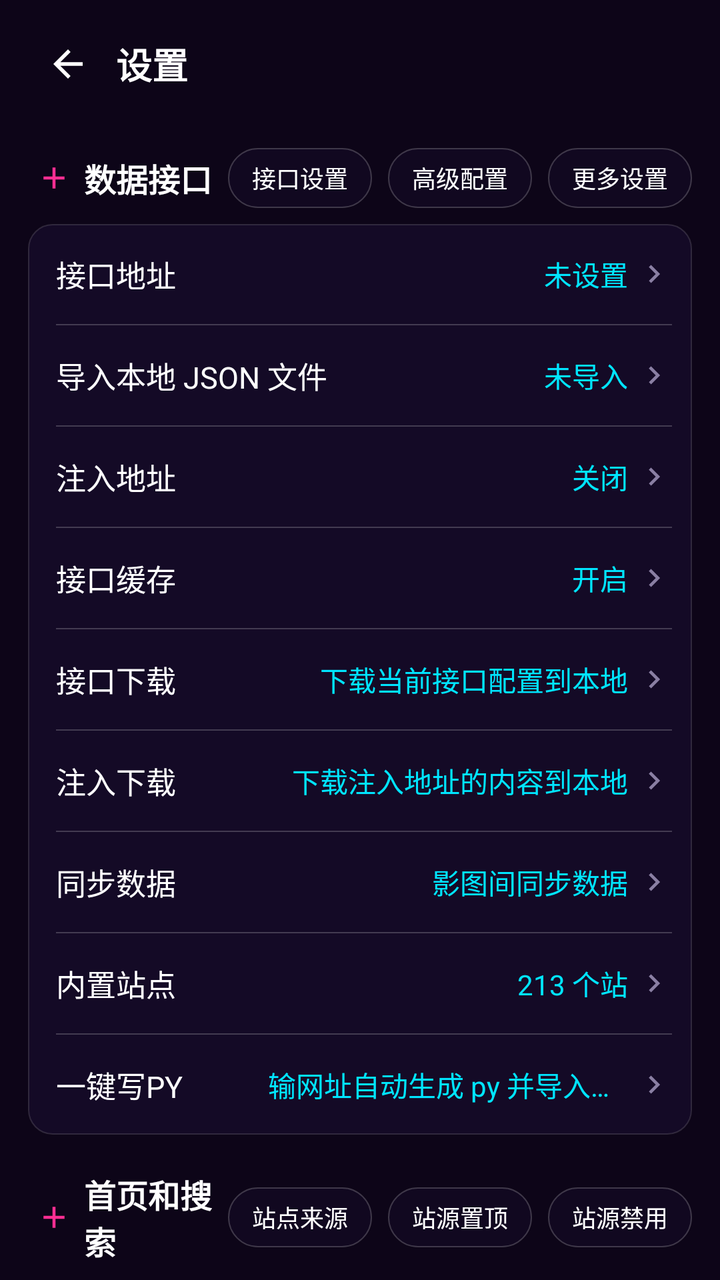
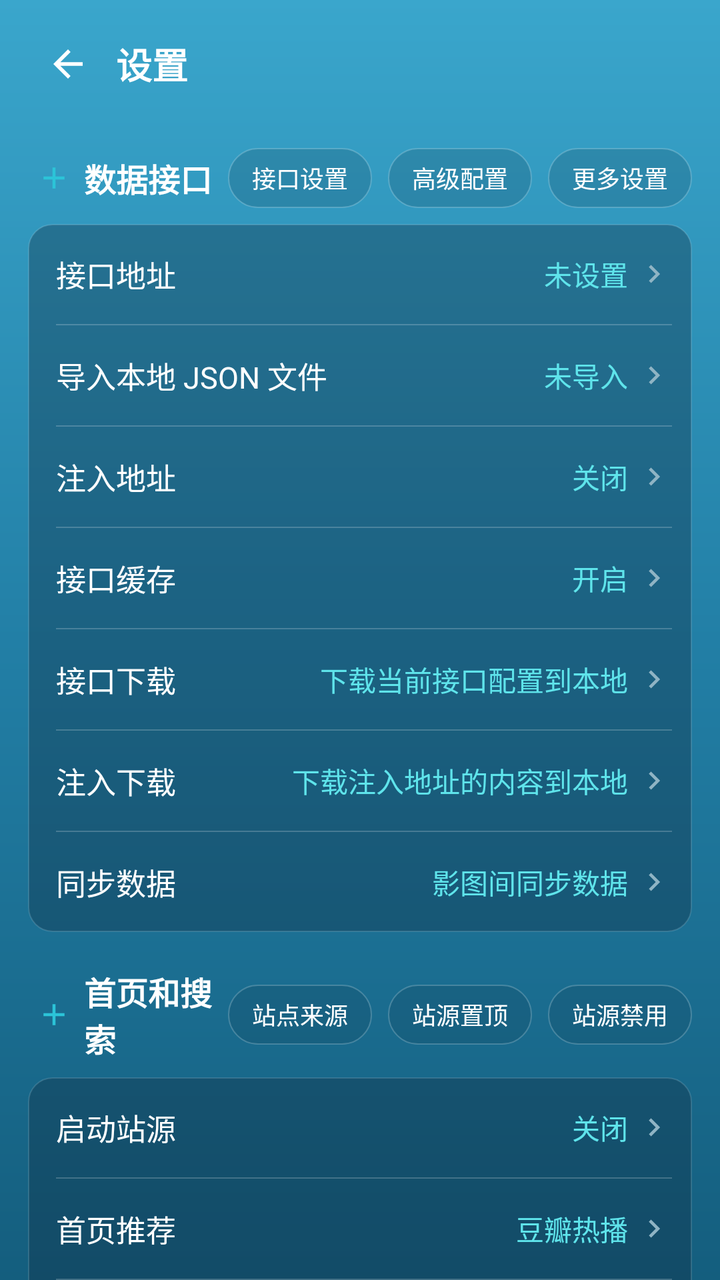

An Android layout rendered at two revisions. The XML below is the earlier revision; the diff shows what the commit changed to produce the second picture.
<!-- AndroidManifest.xml: application theme AppTheme -->
<!-- res/layout/activity_setting.xml -->
<?xml version="1.0" encoding="utf-8"?>
<ScrollView xmlns:android="http://schemas.android.com/apk/res/android"
    xmlns:app="http://schemas.android.com/apk/res-auto"
    android:layout_width="match_parent"
    android:layout_height="match_parent"
    android:fillViewport="true"
    android:fitsSystemWindows="true"
    android:scrollbars="none">

    <LinearLayout
        android:layout_width="match_parent"
        android:layout_height="wrap_content"
        android:orientation="vertical"
        android:paddingStart="14dp"
        android:paddingEnd="14dp"
        android:paddingTop="8dp"
        android:paddingBottom="24dp">

        
        <LinearLayout
            android:layout_width="match_parent"
            android:layout_height="48dp"
            android:gravity="center_vertical"
            android:orientation="horizontal">

            <ImageView
                android:id="@+id/ivBack"
                android:layout_width="40dp"
                android:layout_height="40dp"
                android:background="?attr/selectableItemBackgroundBorderless"
                android:padding="9dp"
                android:src="@drawable/ic_back"
                app:tint="@color/text_primary" />

            <TextView
                android:layout_width="0dp"
                android:layout_height="wrap_content"
                android:layout_weight="1"
                android:layout_marginStart="4dp"
                android:text="@string/title_setting"
                android:textColor="@color/text_primary"
                android:textSize="18sp"
                android:textStyle="bold" />
        </LinearLayout>

        
        <LinearLayout style="@style/SettingSectionHeader">
            <TextView style="@style/SettingSectionTitle" android:text="@string/sec_data" />
            <TextView android:id="@+id/btnApiSetting" style="@style/SettingHeaderBtn" android:text="@string/act_api_setting" />
            <TextView android:id="@+id/btnApiAdvanced" style="@style/SettingHeaderBtn" android:text="@string/act_api_advanced" />
            <TextView android:id="@+id/btnApiMore" style="@style/SettingHeaderBtn" android:text="更多设置" />
        </LinearLayout>

        <LinearLayout style="@style/SettingCard">
            <LinearLayout android:id="@+id/rowApiUrl" style="@style/SettingRow">
                <TextView style="@style/SettingLabel" android:text="@string/row_api_url" />
                <TextView android:id="@+id/tvApiUrl" style="@style/SettingValue" android:text="@string/val_not_set" />
                <ImageView style="@style/SettingArrow" />
            </LinearLayout>

            <View style="@style/SettingSep" />

            <LinearLayout android:id="@+id/rowImportLocalJson" style="@style/SettingRow">
                <TextView style="@style/SettingLabel" android:text="导入本地 JSON 文件" />
                <TextView android:id="@+id/tvImportLocalJson" style="@style/SettingValue" android:text="未导入" />
                <ImageView style="@style/SettingArrow" />
            </LinearLayout>

            <View style="@style/SettingSep" />

            <LinearLayout android:id="@+id/rowInject" style="@style/SettingRow">
                <TextView style="@style/SettingLabel" android:text="@string/row_inject" />
                <TextView android:id="@+id/tvInject" style="@style/SettingValue" android:text="@string/val_off" />
                <ImageView style="@style/SettingArrow" />
            </LinearLayout>

            <View style="@style/SettingSep" />

            <LinearLayout android:id="@+id/rowApiCache" style="@style/SettingRow">
                <TextView style="@style/SettingLabel" android:text="@string/row_api_cache" />
                <TextView android:id="@+id/tvApiCache" style="@style/SettingValue" android:text="@string/val_on" />
                <ImageView style="@style/SettingArrow" />
            </LinearLayout>

            <View style="@style/SettingSep" />

            <LinearLayout android:id="@+id/rowApiDownload" style="@style/SettingRow">
                <TextView style="@style/SettingLabel" android:text="接口下载" />
                <TextView android:id="@+id/tvApiDownload" style="@style/SettingValue" android:text="下载当前接口配置到本地" />
                <ImageView style="@style/SettingArrow" />
            </LinearLayout>

            <View style="@style/SettingSep" />

            <LinearLayout android:id="@+id/rowInjectDownload" style="@style/SettingRow">
                <TextView style="@style/SettingLabel" android:text="注入下载" />
                <TextView android:id="@+id/tvInjectDownload" style="@style/SettingValue" android:text="下载注入地址的内容到本地" />
                <ImageView style="@style/SettingArrow" />
            </LinearLayout>

            <View style="@style/SettingSep" />

            <LinearLayout android:id="@+id/rowSyncData" style="@style/SettingRow">
                <TextView style="@style/SettingLabel" android:text="同步数据" />
                <TextView android:id="@+id/tvSyncData" style="@style/SettingValue" android:text="影图间同步数据" />
                <ImageView style="@style/SettingArrow" />
            </LinearLayout>

            <View style="@style/SettingSep" />

            <LinearLayout android:id="@+id/rowBuiltinZone" style="@style/SettingRow">
                <TextView style="@style/SettingLabel" android:text="内置站点" />
                <TextView android:id="@+id/tvBuiltinZone" style="@style/SettingValue" android:text="213 个站" />
                <ImageView style="@style/SettingArrow" />
            </LinearLayout>

            <View style="@style/SettingSep" />

            <LinearLayout android:id="@+id/rowOneKeyPy" style="@style/SettingRow">
                <TextView style="@style/SettingLabel" android:text="一键写PY" />
                <TextView style="@style/SettingValue" android:text="输网址自动生成 py 并导入站源管理" />
                <ImageView style="@style/SettingArrow" />
            </LinearLayout>
        </LinearLayout>

        
        <LinearLayout style="@style/SettingSectionHeader">
            <TextView style="@style/SettingSectionTitle" android:text="@string/sec_home" />
            <TextView android:id="@+id/btnSiteSource" style="@style/SettingHeaderBtn" android:text="站点来源" />
            <TextView android:id="@+id/btnSourcePin" style="@style/SettingHeaderBtn" android:text="@string/act_source_pin" />
            <TextView android:id="@+id/btnSourceDisable" style="@style/SettingHeaderBtn" android:text="@string/act_source_disable" />
        </LinearLayout>

        <LinearLayout style="@style/SettingCard">
            <LinearLayout android:id="@+id/rowStartSource" style="@style/SettingRow">
                <TextView style="@style/SettingLabel" android:text="@string/row_start_source" />
                <TextView android:id="@+id/tvStartSource" style="@style/SettingValue" android:text="@string/val_off" />
                <ImageView style="@style/SettingArrow" />
            </LinearLayout>

            <View style="@style/SettingSep" />

            <LinearLayout android:id="@+id/rowHomeRec" style="@style/SettingRow">
                <TextView style="@style/SettingLabel" android:text="@string/row_home_rec" />
                <TextView android:id="@+id/tvHomeRec" style="@style/SettingValue" android:text="@string/val_douban" />
                <ImageView style="@style/SettingArrow" />
            </LinearLayout>

            <View style="@style/SettingSep" />

            <LinearLayout android:id="@+id/rowSearchShow" style="@style/SettingRow">
                <TextView style="@style/SettingLabel" android:text="@string/row_search_show" />
                <TextView android:id="@+id/tvSearchShow" style="@style/SettingValue" android:text="@string/val_pic_text" />
                <ImageView style="@style/SettingArrow" />
            </LinearLayout>

            <View style="@style/SettingSep" />

            <LinearLayout android:id="@+id/rowHomeSourceCols" style="@style/SettingRow">
                <TextView style="@style/SettingLabel" android:text="首页选源列数" />
                <TextView android:id="@+id/tvHomeSourceCols" style="@style/SettingValue" android:text="2 列" />
                <ImageView style="@style/SettingArrow" />
            </LinearLayout>

            <View style="@style/SettingSep" />

            <LinearLayout android:id="@+id/rowSearchSite" style="@style/SettingRow">
                <TextView style="@style/SettingLabel" android:text="搜索站点" />
                <TextView android:id="@+id/tvSearchSite" style="@style/SettingValue" android:text="全部" />
                <ImageView style="@style/SettingArrow" />
            </LinearLayout>
        </LinearLayout>

        
        <LinearLayout style="@style/SettingSectionHeader">
            <TextView style="@style/SettingSectionTitle" android:text="@string/sec_play" />
        </LinearLayout>

        <LinearLayout style="@style/SettingCard">
            <LinearLayout android:id="@+id/rowDetailStyle" style="@style/SettingRow">
                <TextView style="@style/SettingLabel" android:text="@string/row_detail_style" />
                <TextView android:id="@+id/tvDetailStyle" style="@style/SettingValue" android:text="@string/val_detail_style" />
                <ImageView style="@style/SettingArrow" />
            </LinearLayout>

            <View style="@style/SettingSep" />

            <LinearLayout android:id="@+id/rowProgressTag" style="@style/SettingRow">
                <TextView style="@style/SettingLabel" android:text="@string/row_progress_tag" />
                <TextView android:id="@+id/tvProgressTag" style="@style/SettingValue" android:text="@string/val_name" />
                <ImageView style="@style/SettingArrow" />
            </LinearLayout>

            <View style="@style/SettingSep" />

            <LinearLayout android:id="@+id/rowPlayer" style="@style/SettingRow">
                <TextView style="@style/SettingLabel" android:text="@string/row_player" />
                <TextView android:id="@+id/tvPlayer" style="@style/SettingValue" android:text="@string/val_exo" />
                <ImageView style="@style/SettingArrow" />
            </LinearLayout>

            <View style="@style/SettingSep" />

            <LinearLayout android:id="@+id/rowRender" style="@style/SettingRow">
                <TextView style="@style/SettingLabel" android:text="@string/row_render" />
                <TextView android:id="@+id/tvRender" style="@style/SettingValue" android:text="@string/val_texture" />
                <ImageView style="@style/SettingArrow" />
            </LinearLayout>

            <View style="@style/SettingSep" />

            <LinearLayout android:id="@+id/rowScale" style="@style/SettingRow">
                <TextView style="@style/SettingLabel" android:text="@string/row_scale" />
                <TextView android:id="@+id/tvScale" style="@style/SettingValue" android:text="@string/val_fit" />
                <ImageView style="@style/SettingArrow" />
            </LinearLayout>

            <View style="@style/SettingSep" />

            <LinearLayout android:id="@+id/rowParse" style="@style/SettingRow">
                <TextView style="@style/SettingLabel" android:text="@string/setting_default_parse" />
                <TextView android:id="@+id/tvParseName" style="@style/SettingValue" android:text="@string/parse_none" />
                <ImageView style="@style/SettingArrow" />
            </LinearLayout>

            <View style="@style/SettingSep" />

            <LinearLayout android:id="@+id/rowSkipAd" style="@style/SettingRow">
                <TextView style="@style/SettingLabel" android:text="@string/row_skip_ad" />
                <TextView android:id="@+id/tvSkipAd" style="@style/SettingValue" android:text="@string/val_on" />
                <ImageView style="@style/SettingArrow" />
            </LinearLayout>

            <View style="@style/SettingSep" />

            <LinearLayout android:id="@+id/rowSnifferView" style="@style/SettingRow">
                <TextView style="@style/SettingLabel" android:text="嗅探View" />
                <TextView android:id="@+id/tvSnifferView" style="@style/SettingValue" android:text="系统自带" />
                <ImageView style="@style/SettingArrow" />
            </LinearLayout>

            <View style="@style/SettingSep" />

            <LinearLayout android:id="@+id/rowAutoFloat" style="@style/SettingRow">
                <TextView style="@style/SettingLabel" android:text="@string/row_auto_float" />
                <TextView android:id="@+id/tvAutoFloat" style="@style/SettingValue" android:text="@string/val_off" />
                <ImageView style="@style/SettingArrow" />
            </LinearLayout>

            <View style="@style/SettingSep" />

            <LinearLayout android:id="@+id/rowBufferTimeout" style="@style/SettingRow">
                <TextView style="@style/SettingLabel" android:text="缓冲超时时间" />
                <TextView android:id="@+id/tvBufferTimeout" style="@style/SettingValue" android:text="@string/val_off" />
                <ImageView style="@style/SettingArrow" />
            </LinearLayout>

            <View style="@style/SettingSep" />

            <LinearLayout android:id="@+id/rowIjkBuffer" style="@style/SettingRow">
                <TextView style="@style/SettingLabel" android:text="IJK边播边存" />
                <TextView android:id="@+id/tvIjkBuffer" style="@style/SettingValue" android:text="@string/val_off" />
                <ImageView style="@style/SettingArrow" />
            </LinearLayout>

            <View style="@style/SettingSep" />

            <LinearLayout android:id="@+id/rowIjkDecode" style="@style/SettingRow">
                <TextView style="@style/SettingLabel" android:text="IJK解码" />
                <TextView android:id="@+id/tvIjkDecode" style="@style/SettingValue" android:text="硬解码" />
                <ImageView style="@style/SettingArrow" />
            </LinearLayout>

            <View style="@style/SettingSep" />

            <LinearLayout android:id="@+id/rowCacheLocation" style="@style/SettingRow">
                <TextView style="@style/SettingLabel" android:text="缓存位置" />
                <TextView android:id="@+id/tvCacheLocation" style="@style/SettingValue" android:text="默认" />
                <ImageView style="@style/SettingArrow" />
            </LinearLayout>
        </LinearLayout>

        
        <LinearLayout style="@style/SettingSectionHeader">
            <TextView style="@style/SettingSectionTitle" android:text="@string/sec_system" />
        </LinearLayout>

        <LinearLayout style="@style/SettingCard">
            <LinearLayout android:id="@+id/rowOrientation" style="@style/SettingRow">
                <TextView style="@style/SettingLabel" android:text="@string/row_orientation" />
                <TextView android:id="@+id/tvOrientation" style="@style/SettingValue" android:text="@string/val_portrait" />
                <ImageView style="@style/SettingArrow" />
            </LinearLayout>

            <View style="@style/SettingSep" />

            <LinearLayout android:id="@+id/rowDarkMode" style="@style/SettingRow">
                <TextView style="@style/SettingLabel" android:text="@string/setting_dark_mode" />
                <androidx.appcompat.widget.SwitchCompat
                    android:id="@+id/swDark"
                    android:layout_width="wrap_content"
                    android:layout_height="wrap_content" />
            </LinearLayout>

            <View style="@style/SettingSep" />

            <LinearLayout android:id="@+id/rowStartPage" style="@style/SettingRow">
                <TextView style="@style/SettingLabel" android:text="@string/row_start_page" />
                <TextView android:id="@+id/tvStartPage" style="@style/SettingValue" android:text="@string/val_home" />
                <ImageView style="@style/SettingArrow" />
            </LinearLayout>

            <View style="@style/SettingSep" />

            <LinearLayout android:id="@+id/rowSecureDns" style="@style/SettingRow">
                <TextView style="@style/SettingLabel" android:text="安全DNS" />
                <TextView android:id="@+id/tvSecureDns" style="@style/SettingValue" android:text="@string/val_off" />
                <ImageView style="@style/SettingArrow" />
            </LinearLayout>

            <View style="@style/SettingSep" />

            <LinearLayout android:id="@+id/rowWallpaperFx" style="@style/SettingRow">
                <TextView style="@style/SettingLabel" android:text="壁纸虚化|亮度" />
                <TextView android:id="@+id/tvWallpaperFx" style="@style/SettingValue" android:text="0 | 0" />
                <ImageView style="@style/SettingArrow" />
            </LinearLayout>

            <View style="@style/SettingSep" />

            <LinearLayout android:id="@+id/rowCateViewType" style="@style/SettingRow">
                <TextView style="@style/SettingLabel" android:text="分类视图类型" />
                <TextView android:id="@+id/tvCateViewType" style="@style/SettingValue" android:text="普通视图1" />
                <ImageView style="@style/SettingArrow" />
            </LinearLayout>

            <View style="@style/SettingSep" />

            <LinearLayout android:id="@+id/rowCateViewCols" style="@style/SettingRow">
                <TextView style="@style/SettingLabel" android:text="分类视图列数" />
                <TextView android:id="@+id/tvCateViewCols" style="@style/SettingValue" android:text="方案2" />
                <ImageView style="@style/SettingArrow" />
            </LinearLayout>

            <View style="@style/SettingSep" />

            <LinearLayout android:id="@+id/rowAutoClear" style="@style/SettingRow">
                <TextView style="@style/SettingLabel" android:text="自清播放缓存" />
                <androidx.appcompat.widget.SwitchCompat
                    android:id="@+id/swAutoClear"
                    android:layout_width="wrap_content"
                    android:layout_height="wrap_content" />
            </LinearLayout>

            <View style="@style/SettingSep" />

            <LinearLayout android:id="@+id/rowGridColumns" style="@style/SettingRow">
                <TextView style="@style/SettingLabel" android:text="@string/row_grid_columns" />
                <TextView android:id="@+id/tvGridColumns" style="@style/SettingValue" android:text="@string/val_columns3" />
                <ImageView style="@style/SettingArrow" />
            </LinearLayout>

            <View style="@style/SettingSep" />

            <LinearLayout android:id="@+id/rowClearCache" style="@style/SettingRow">
                <TextView style="@style/SettingLabel" android:text="清除缓存" />
                <TextView android:id="@+id/tvCacheHint" style="@style/SettingValue" android:text="@string/val_on" />
                <ImageView style="@style/SettingArrow" />
            </LinearLayout>

            <View style="@style/SettingSep" />

            <LinearLayout android:id="@+id/rowDramaPreload" style="@style/SettingRow">
                <TextView style="@style/SettingLabel" android:text="短剧预加载" />
                <androidx.appcompat.widget.SwitchCompat
                    android:id="@+id/swDramaPreload"
                    android:layout_width="wrap_content"
                    android:layout_height="wrap_content" />
            </LinearLayout>

            <View style="@style/SettingSep" />

            <LinearLayout android:id="@+id/rowBackgroundPlay" style="@style/SettingRow">
                <TextView style="@style/SettingLabel" android:text="@string/row_background_play" />
                <androidx.appcompat.widget.SwitchCompat
                    android:id="@+id/swBackgroundPlay"
                    android:layout_width="wrap_content"
                    android:layout_height="wrap_content" />
            </LinearLayout>

            <View style="@style/SettingSep" />

            <LinearLayout android:id="@+id/rowWallpaper" style="@style/SettingRow">
                <TextView style="@style/SettingLabel" android:text="壁纸" />
                <TextView android:id="@+id/tvWallpaper" style="@style/SettingValue" android:text="默认" />
                <ImageView style="@style/SettingArrow" />
            </LinearLayout>
        </LinearLayout>

        
        <LinearLayout
            android:layout_width="match_parent"
            android:layout_height="wrap_content"
            android:layout_marginTop="10dp"
            android:orientation="horizontal"
            android:weightSum="2">

            <TextView
                android:id="@+id/btnBackup"
                style="@style/SettingBottomBtn"
                android:layout_marginEnd="5dp"
                android:text="@string/act_backup" />

            <TextView
                android:id="@+id/btnClearCache"
                style="@style/SettingBottomBtn"
                android:layout_marginStart="5dp"
                android:text="@string/act_clear_cache" />
        </LinearLayout>

        <LinearLayout
            android:layout_width="match_parent"
            android:layout_height="wrap_content"
            android:layout_marginTop="10dp"
            android:orientation="horizontal"
            android:weightSum="2">

            <TextView
                android:id="@+id/btnUpdate"
                style="@style/SettingBottomBtn"
                android:layout_marginEnd="5dp"
                android:text="@string/act_update" />

            <TextView
                android:id="@+id/btnAbout"
                style="@style/SettingBottomBtn"
                android:layout_marginStart="5dp"
                android:text="@string/act_about" />
        </LinearLayout>

        <TextView
            android:id="@+id/tvVersion"
            android:layout_width="match_parent"
            android:layout_height="wrap_content"
            android:layout_marginTop="16dp"
            android:gravity="center"
            android:textColor="@color/text_secondary"
            android:textSize="12sp" />
    </LinearLayout>
</ScrollView>
<!-- resources referenced by this layout -->
<resources>
  <color name="text_primary">#FFFFFF</color>
  <color name="text_secondary">#B9A8D6</color>
  <string name="act_about">关于</string>
  <string name="act_api_advanced">高级配置</string>
  <string name="act_api_setting">接口设置</string>
  <string name="act_backup">数据备份</string>
  <string name="act_clear_cache">清除缓存</string>
  <string name="act_source_disable">站源禁用</string>
  <string name="act_source_pin">站源置顶</string>
  <string name="act_update">检测更新</string>
  <string name="parse_none">未配置</string>
  <string name="row_api_cache">接口缓存</string>
  <string name="row_api_url">接口地址</string>
  <string name="row_auto_float">自动悬浮</string>
  <string name="row_background_play">后台播放</string>
  <string name="row_detail_style">详情页样式</string>
  <string name="row_grid_columns">首页网格列数</string>
  <string name="row_home_rec">首页推荐</string>
  <string name="row_inject">注入地址</string>
  <string name="row_orientation">屏幕方向</string>
  <string name="row_player">默认播放器</string>
  <string name="row_progress_tag">进度标识</string>
  <string name="row_render">渲染方式</string>
  <string name="row_scale">画面缩放</string>
  <string name="row_search_show">搜索展示</string>
  <string name="row_skip_ad">解析跳过防盗</string>
  <string name="row_start_page">默认启动</string>
  <string name="row_start_source">启动站源</string>
  <string name="sec_data">数据接口</string>
  <string name="sec_home">首页和搜索</string>
  <string name="sec_play">播放设置</string>
  <string name="sec_system">系统设置</string>
  <string name="setting_dark_mode">深色模式</string>
  <string name="setting_default_parse">默认解析</string>
  <string name="title_setting">设置</string>
  <string name="val_columns3">3 列</string>
  <string name="val_detail_style">影音图片</string>
  <string name="val_douban">豆瓣热播</string>
  <string name="val_exo">ExoPlayer</string>
  <string name="val_fit">适应</string>
  <string name="val_home">首页</string>
  <string name="val_name">名称</string>
  <string name="val_not_set">未设置 </string>
  <string name="val_off">关闭</string>
  <string name="val_on">开启</string>
  <string name="val_pic_text">图片｜文字</string>
  <string name="val_portrait">竖屏</string>
  <string name="val_texture">TextureView</string>
  <style name="SettingSep">
          <item name="android:layout_width">match_parent</item>
          <item name="android:layout_height">0.5dp</item>
          <item name="android:background">@color/divider</item>
      </style>
  <style name="AppTheme" parent="Base.AppTheme" />
  <color name="divider">#33FFFFFF</color>
  <color name="value_teal">#00E5FF</color>
  <style name="Base.AppTheme" parent="Theme.Material3.Dark.NoActionBar">
          <item name="colorPrimary">@color/colorPrimary</item>
          <item name="colorOnPrimary">@color/colorOnPrimary</item>
          <item name="colorPrimaryVariant">@color/colorPrimaryVariant</item>
          <item name="android:statusBarColor">@android:color/transparent</item>
          <item name="android:navigationBarColor">@android:color/transparent</item>
          <item name="android:windowBackground">@color/bg_dark</item>
          <item name="android:windowDrawsSystemBarBackgrounds">true</item>
          <item name="android:forceDarkAllowed">false</item>
      </style>
  <color name="text_hint">#8A7FA3</color>
  <color name="card_bg_strong">#59241640</color>
  <color name="card_bg">#33241640</color>
  <color name="colorPrimary">#FF2E93</color>
  <color name="colorOnPrimary">#FFFFFF</color>
  <color name="colorPrimaryVariant">#C2187A</color>
  <color name="bg_dark">#0D0518</color>
  <!-- unchanged entries left out for length: 14 -->
</resources>

<!-- the commit's change to res/layout/activity_setting.xml (unified diff, before → after) -->
@@ -105,22 +105,6 @@
                 <TextView android:id="@+id/tvSyncData" style="@style/SettingValue" android:text="影图间同步数据" />
                 <ImageView style="@style/SettingArrow" />
             </LinearLayout>
-
-            <View style="@style/SettingSep" />
-
-            <LinearLayout android:id="@+id/rowBuiltinZone" style="@style/SettingRow">
-                <TextView style="@style/SettingLabel" android:text="内置站点" />
-                <TextView android:id="@+id/tvBuiltinZone" style="@style/SettingValue" android:text="213 个站" />
-                <ImageView style="@style/SettingArrow" />
-            </LinearLayout>
-
-            <View style="@style/SettingSep" />
-
-            <LinearLayout android:id="@+id/rowOneKeyPy" style="@style/SettingRow">
-                <TextView style="@style/SettingLabel" android:text="一键写PY" />
-                <TextView style="@style/SettingValue" android:text="输网址自动生成 py 并导入站源管理" />
-                <ImageView style="@style/SettingArrow" />
-            </LinearLayout>
         </LinearLayout>
 
         
@@ -366,16 +350,6 @@
                 <TextView style="@style/SettingLabel" android:text="清除缓存" />
                 <TextView android:id="@+id/tvCacheHint" style="@style/SettingValue" android:text="@string/val_on" />
                 <ImageView style="@style/SettingArrow" />
-            </LinearLayout>
-
-            <View style="@style/SettingSep" />
-
-            <LinearLayout android:id="@+id/rowDramaPreload" style="@style/SettingRow">
-                <TextView style="@style/SettingLabel" android:text="短剧预加载" />
-                <androidx.appcompat.widget.SwitchCompat
-                    android:id="@+id/swDramaPreload"
-                    android:layout_width="wrap_content"
-                    android:layout_height="wrap_content" />
             </LinearLayout>
 
             <View style="@style/SettingSep" />
<!-- resource entries referenced after the edit -->
@@ -1,7 +1,7 @@
 <!-- resources referenced by this layout -->
 <resources>
   <color name="text_primary">#FFFFFF</color>
-  <color name="text_secondary">#B9A8D6</color>
+  <color name="text_secondary">#C4DEE9</color>
   <string name="act_about">关于</string>
   <string name="act_api_advanced">高级配置</string>
   <string name="act_api_setting">接口设置</string>
@@ -16,7 +16,7 @@
   <string name="row_auto_float">自动悬浮</string>
   <string name="row_background_play">后台播放</string>
   <string name="row_detail_style">详情页样式</string>
-  <string name="row_grid_columns">首页网格列数</string>
+  <string name="row_grid_columns">分类视图列数</string>
   <string name="row_home_rec">首页推荐</string>
   <string name="row_inject">注入地址</string>
   <string name="row_orientation">屏幕方向</string>
@@ -55,24 +55,37 @@
       </style>
   <style name="AppTheme" parent="Base.AppTheme" />
   <color name="divider">#33FFFFFF</color>
-  <color name="value_teal">#00E5FF</color>
+  <color name="value_teal">#5FE4EB</color>
   <style name="Base.AppTheme" parent="Theme.Material3.Dark.NoActionBar">
           <item name="colorPrimary">@color/colorPrimary</item>
           <item name="colorOnPrimary">@color/colorOnPrimary</item>
           <item name="colorPrimaryVariant">@color/colorPrimaryVariant</item>
           <item name="android:statusBarColor">@android:color/transparent</item>
           <item name="android:navigationBarColor">@android:color/transparent</item>
-          <item name="android:windowBackground">@color/bg_dark</item>
+          <item name="android:windowBackground">@drawable/bg_main_gradient</item>
           <item name="android:windowDrawsSystemBarBackgrounds">true</item>
           <item name="android:forceDarkAllowed">false</item>
       </style>
-  <color name="text_hint">#8A7FA3</color>
-  <color name="card_bg_strong">#59241640</color>
-  <color name="card_bg">#33241640</color>
-  <color name="colorPrimary">#FF2E93</color>
-  <color name="colorOnPrimary">#FFFFFF</color>
-  <color name="colorPrimaryVariant">#C2187A</color>
-  <color name="bg_dark">#0D0518</color>
+  <color name="text_hint">#8FB4C4</color>
+  <color name="card_bg_strong">#59102A3C</color>
+  <color name="card_bg">#3313384A</color>
+  <color name="colorPrimary">#2BC4D8</color>
+  <color name="colorOnPrimary">#06202A</color>
+  <color name="colorPrimaryVariant">#1FA7BC</color>
+  <!-- drawable bg_main_gradient (drawable) -->
+  <?xml version="1.0" encoding="utf-8"?>
+  <shape xmlns:android="http://schemas.android.com/apk/res/android"
+      android:shape="rectangle">
+      <gradient
+          android:angle="270"
+          android:startColor="@color/gradient_top"
+          android:centerColor="@color/gradient_mid"
+          android:endColor="@color/gradient_bottom"
+          android:type="linear" />
+  </shape>
+  <color name="gradient_top">#3AA6CC</color>
+  <color name="gradient_mid">#227FA6</color>
+  <color name="gradient_bottom">#145E7E</color>
   <!-- unchanged entries left out for length: 14 -->
 </resources>
 
